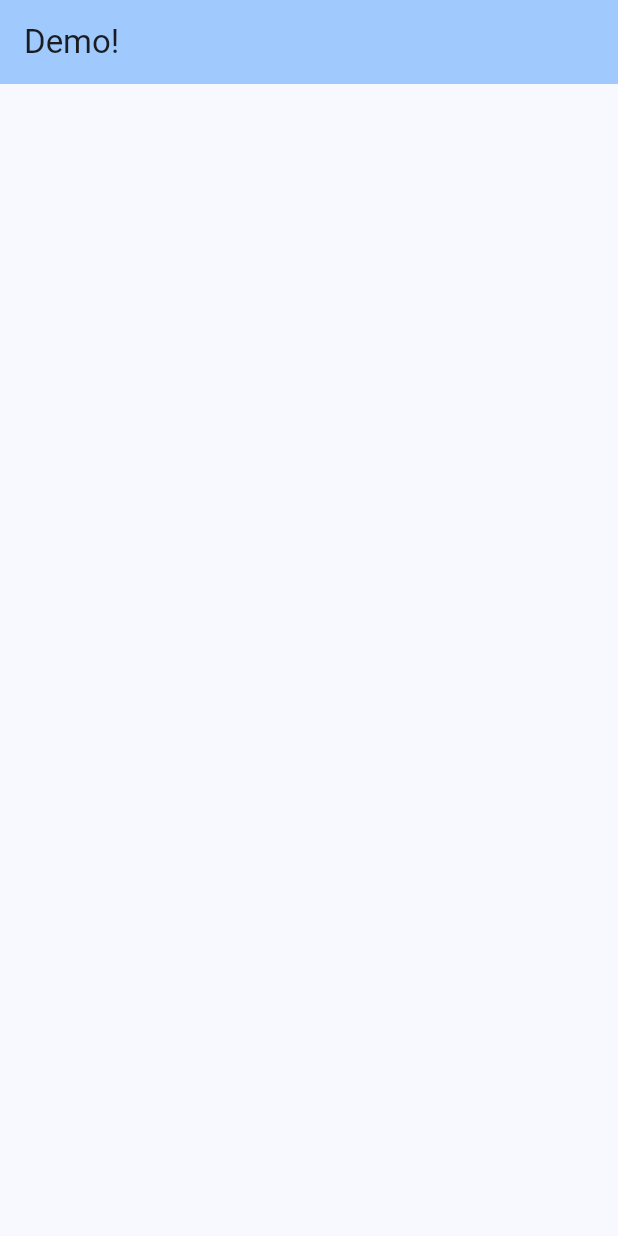
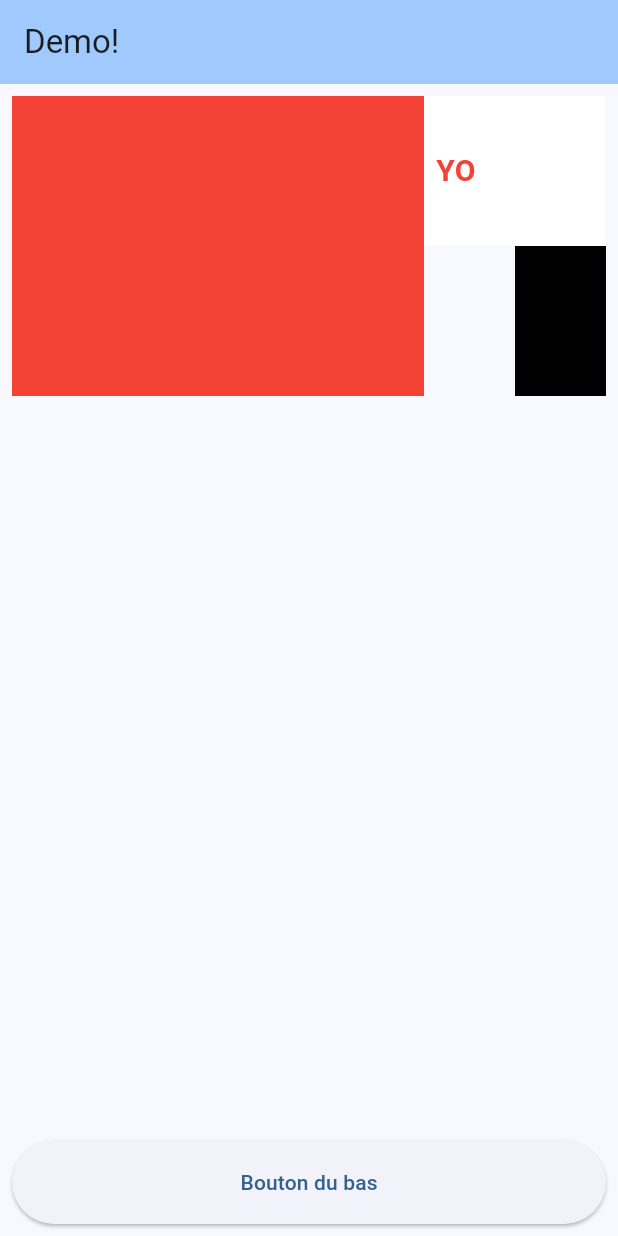
Before and after one commit to 6224745/5N6, a Flutter app: the screen it shows after launch, on a phone screen of 412 x 824 dp. Run offline on Flutter 3.47's test engine with Material 3 defaults, Android fonts, the light colour scheme and no system bars.

Commit message:
Exercice pas_si_simple

```diff
--- a/pas_si_simple/lib/main.dart
+++ b/pas_si_simple/lib/main.dart
@@ -7,27 +7,11 @@ void main() {
 class MyApp extends StatelessWidget {
   const MyApp({super.key});
 
-  // This widget is the root of your application.
   @override
   Widget build(BuildContext context) {
     return MaterialApp(
       title: 'Flutter Demo',
       theme: ThemeData(
-        // This is the theme of your application.
-        //
-        // TRY THIS: Try running your application with "flutter run". You'll see
-        // the application has a purple toolbar. Then, without quitting the app,
-        // try changing the seedColor in the colorScheme below to Colors.green
-        // and then invoke "hot reload" (save your changes or press the "hot
-        // reload" button in a Flutter-supported IDE, or press "r" if you used
-        // the command line to start the app).
-        //
-        // Notice that the counter didn't reset back to zero; the application
-        // state is not lost during the reload. To reset the state, use hot
-        // restart instead.
-        //
-        // This works for code too, not just values: Most code changes can be
-        // tested with just a hot reload.
         colorScheme: ColorScheme.fromSeed(seedColor: Colors.blue),
       ),
       home: const MyHomePage(title: ''),
@@ -38,15 +22,6 @@ class MyApp extends StatelessWidget {
 class MyHomePage extends StatefulWidget {
   const MyHomePage({super.key, required this.title});
 
-  // This widget is the home page of your application. It is stateful, meaning
-  // that it has a State object (defined below) that contains fields that affect
-  // how it looks.
-
-  // This class is the configuration for the state. It holds the values (in this
-  // case the title) provided by the parent (in this case the App widget) and
-  // used by the build method of the State. Fields in a Widget subclass are
-  // always marked "final".
-
   final String title;
 
   @override
@@ -54,20 +29,86 @@ class MyHomePage extends StatefulWidget {
 }
 
 class _MyHomePageState extends State<MyHomePage> {
-
   @override
   Widget build(BuildContext context) {
+    final double largeur = MediaQuery.of(context).size.width;
     return Scaffold(
       appBar: AppBar(
         backgroundColor: Theme.of(context).colorScheme.inversePrimary,
         title: Text('Demo!'),
       ),
-      body: Center(
-        child: Column(
-          mainAxisAlignment: MainAxisAlignment.center,
-          children: <Widget>[
+      body: Padding(
+        padding: const EdgeInsets.all(8.0),
+        child: Row(
+          children: [
+            // Bloc rouge 2/3 largeur
+            Container(
+              width: largeur * 2 / 3,
+              height: 200,
+              color: Colors.red,
+            ),
+            // Bloc de droite 1/3 largeur
+            Container(
+              width: largeur / 3 - 16,
+              height: 200,
+              child: Row(
+                children: [
+                  // Colonne gauche : YO centré dans 100 de haut
+                  Expanded(
+                    child: Column(
+                      children: [
+                        Container(
+                          height: 100,
+                          color: Colors.white,
+                          child: Align(
+                            alignment: Alignment.centerLeft,
+                            child: Padding(
+                              padding: const EdgeInsets.only(left: 8.0),
+                              child: Text(
+                                'YO',
+                                style: TextStyle(
+                                  color: Colors.red,
+                                  fontWeight: FontWeight.bold,
+                                  fontSize: 20,
+                                ),
+                              ),
+                            ),
+                          ),
+                        ),
+                      ],
+                    ),
+                  ),
+                  // Colonne droite : 2 rows blanc/noir
+                  Expanded(
+                    child: Column(
+                      children: [
+                        Container(
+                          height: 100,
+                          color: Colors.white,
+                        ),
+                        Container(
+                          height: 100,
+                          color: Colors.black,
+                        ),
+                      ],
+                    ),
+                  ),
+                ],
+              ),
+            ),
           ],
         ),
+      ),
+      bottomNavigationBar: Padding(padding:
+      const EdgeInsets.all(8.0),
+      child: SizedBox(
+        width: double.infinity,
+        height: 56,
+        child: ElevatedButton(
+            onPressed: () {},
+            child: Text('Bouton du bas'),
+        ),
+      ),
       ),
     );
   }
```
